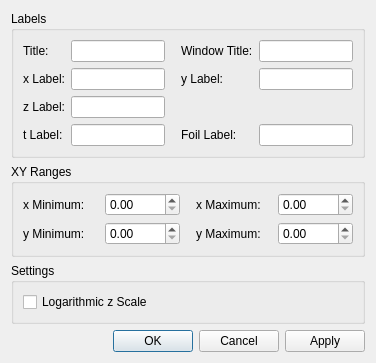
The window that ui/plot_properties.ui (tweber-ill/frm_mirror-miezetools) describes before a commit, drawn with Qt 5.
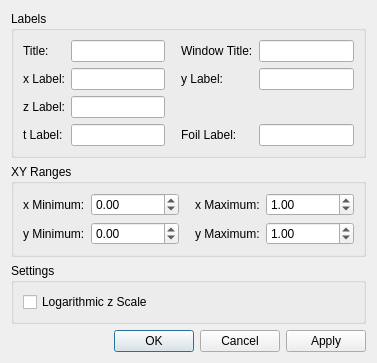
The same window after the commit.

Commit message: continued with properties dialog

The edit to the form file:
```diff
--- a/ui/plot_properties.ui
+++ b/ui/plot_properties.ui
@@ -6,7 +6,7 @@
    <rect>
     <x>0</x>
     <y>0</y>
-    <width>376</width>
+    <width>371</width>
     <height>318</height>
    </rect>
   </property>
@@ -117,59 +117,117 @@
      <layout class="QGridLayout" name="gridLayout_2">
       <item row="0" column="0">
        <widget class="QLabel" name="label_7">
+        <property name="sizePolicy">
+         <sizepolicy hsizetype="Fixed" vsizetype="Preferred">
+          <horstretch>0</horstretch>
+          <verstretch>0</verstretch>
+         </sizepolicy>
+        </property>
         <property name="text">
          <string>x Minimum:</string>
         </property>
        </widget>
       </item>
       <item row="0" column="1">
-       <widget class="QDoubleSpinBox" name="spinXMin"/>
+       <widget class="QDoubleSpinBox" name="spinXMin">
+        <property name="minimum">
+         <double>-999999999.000000000000000</double>
+        </property>
+        <property name="maximum">
+         <double>999999999.000000000000000</double>
+        </property>
+       </widget>
+      </item>
+      <item row="0" column="2">
+       <spacer name="horizontalSpacer">
+        <property name="orientation">
+         <enum>Qt::Horizontal</enum>
+        </property>
+        <property name="sizeType">
+         <enum>QSizePolicy::Fixed</enum>
+        </property>
+        <property name="sizeHint" stdset="0">
+         <size>
+          <width>10</width>
+          <height>20</height>
+         </size>
+        </property>
+       </spacer>
       </item>
       <item row="0" column="3">
        <widget class="QLabel" name="label_8">
+        <property name="sizePolicy">
+         <sizepolicy hsizetype="Fixed" vsizetype="Preferred">
+          <horstretch>0</horstretch>
+          <verstretch>0</verstretch>
+         </sizepolicy>
+        </property>
         <property name="text">
          <string>x Maximum:</string>
         </property>
        </widget>
       </item>
-      <item row="1" column="1">
-       <widget class="QDoubleSpinBox" name="spinYMin"/>
-      </item>
-      <item row="1" column="3">
-       <widget class="QLabel" name="label_10">
-        <property name="text">
-         <string>y Maximum:</string>
+      <item row="0" column="4">
+       <widget class="QDoubleSpinBox" name="spinXMax">
+        <property name="minimum">
+         <double>-999999999.000000000000000</double>
+        </property>
+        <property name="maximum">
+         <double>999999999.000000000000000</double>
+        </property>
+        <property name="value">
+         <double>1.000000000000000</double>
         </property>
        </widget>
       </item>
       <item row="1" column="0">
        <widget class="QLabel" name="label_9">
+        <property name="sizePolicy">
+         <sizepolicy hsizetype="Fixed" vsizetype="Preferred">
+          <horstretch>0</horstretch>
+          <verstretch>0</verstretch>
+         </sizepolicy>
+        </property>
         <property name="text">
          <string>y Minimum:</string>
         </property>
        </widget>
       </item>
+      <item row="1" column="1">
+       <widget class="QDoubleSpinBox" name="spinYMin">
+        <property name="minimum">
+         <double>-999999999.000000000000000</double>
+        </property>
+        <property name="maximum">
+         <double>999999999.000000000000000</double>
+        </property>
+       </widget>
+      </item>
+      <item row="1" column="3">
+       <widget class="QLabel" name="label_10">
+        <property name="sizePolicy">
+         <sizepolicy hsizetype="Fixed" vsizetype="Preferred">
+          <horstretch>0</horstretch>
+          <verstretch>0</verstretch>
+         </sizepolicy>
+        </property>
+        <property name="text">
+         <string>y Maximum:</string>
+        </property>
+       </widget>
+      </item>
       <item row="1" column="4">
-       <widget class="QDoubleSpinBox" name="spinYMax"/>
-      </item>
-      <item row="0" column="4">
-       <widget class="QDoubleSpinBox" name="spinXMax"/>
-      </item>
-      <item row="0" column="2" rowspan="2">
-       <spacer name="horizontalSpacer">
-        <property name="orientation">
-         <enum>Qt::Horizontal</enum>
+       <widget class="QDoubleSpinBox" name="spinYMax">
+        <property name="minimum">
+         <double>-999999999.000000000000000</double>
         </property>
-        <property name="sizeType">
-         <enum>QSizePolicy::Fixed</enum>
+        <property name="maximum">
+         <double>999999999.000000000000000</double>
         </property>
-        <property name="sizeHint" stdset="0">
-         <size>
-          <width>10</width>
-          <height>20</height>
-         </size>
+        <property name="value">
+         <double>1.000000000000000</double>
         </property>
-       </spacer>
+       </widget>
       </item>
      </layout>
     </widget>
```
The commit also changes 2 other files.
